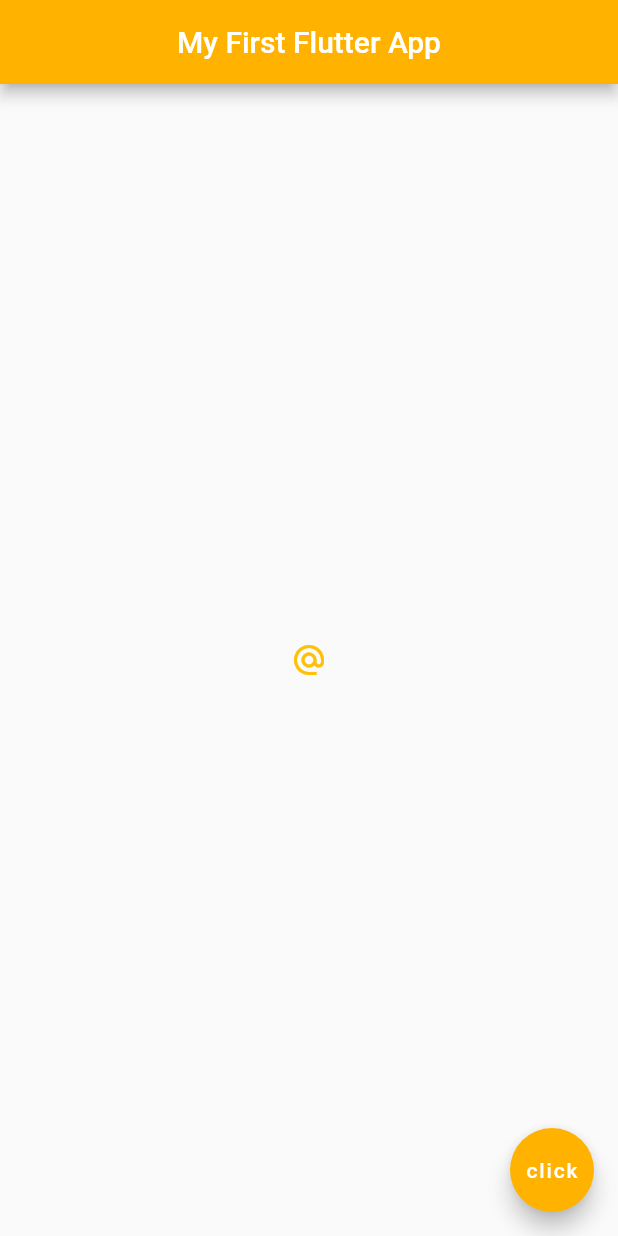
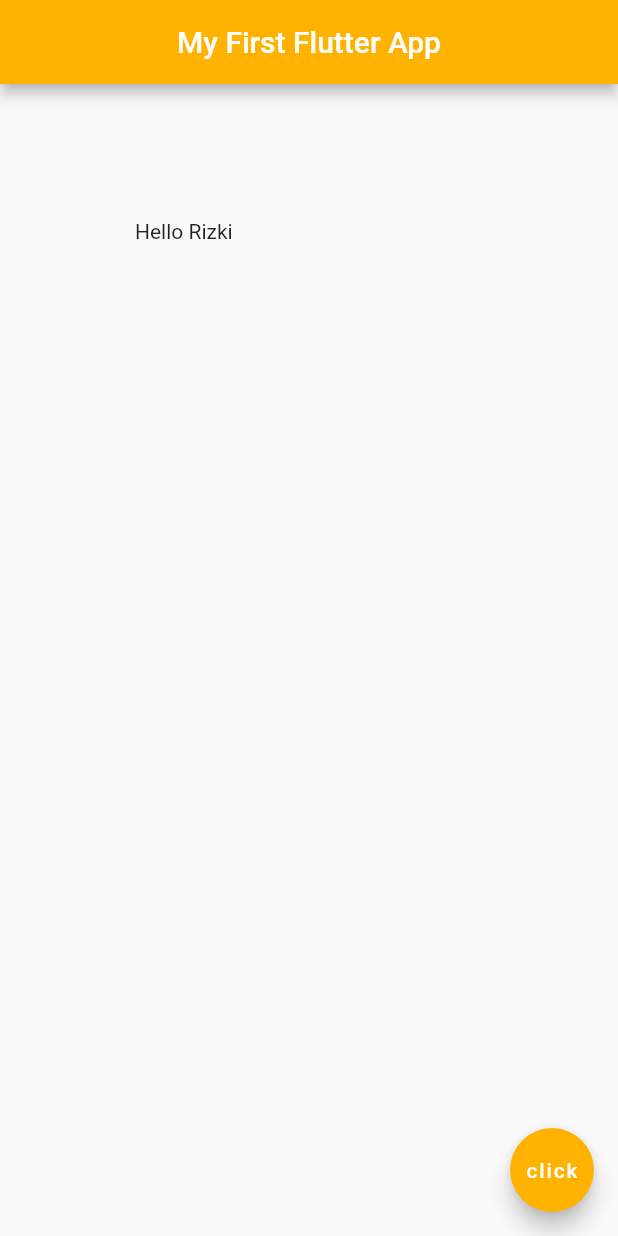
Before and after one commit to RizkiHerdaID/learn_flutter, a Flutter app: the screen it shows after launch, on a phone screen of 412 x 824 dp. Run offline on Flutter 3.47's test engine with Material 2 defaults, Android fonts, the phone set to English and light mode, and no system bars.

Commit message:
containers & padding

```diff
--- a/lib/main.dart
+++ b/lib/main.dart
@@ -15,34 +15,15 @@ class Home extends StatelessWidget {
         centerTitle: true,
         backgroundColor: Colors.amber[600],
       ),
-      body: Center(
-        // child: Icon(
-        //   Icons.airport_shuttle,
-        //   color: Colors.lightBlue,
-        //   size: 50.0,
-        // )
-        // child: FlatButton(
-        //   onPressed: () {
-        //     print('You clicked me');
-        //   },
-        //   child: Text('Click me'),
-        //   color: Colors.lightBlue,
-        // ),
-        // child: RaisedButton.icon(
-        //     onPressed: () {},
-        //     icon: Icon(
-        //       Icons.mail
-        //     ),
-        //     label: Text('Mail me'),
-        //     color: Colors.amber,
-        // ),
-        child: IconButton(
-          onPressed: () {
-            print('You clicked me');
-          },
-          icon: Icon(Icons.alternate_email),
-          color: Colors.amber,
-        ),
+      // body: Container(
+      //   padding: EdgeInsets.fromLTRB(10.0, 20.0, 30.0, 40.0),
+      //   margin: EdgeInsets.all(30.0),
+      //   color: Colors.grey[400],
+      //   child: Text('Hello'),
+      // ),
+      body: Padding(
+        padding: EdgeInsets.all(90.0),
+        child: Text('Hello Rizki'),
       ),
       floatingActionButton: FloatingActionButton(
         onPressed: () {},
```
